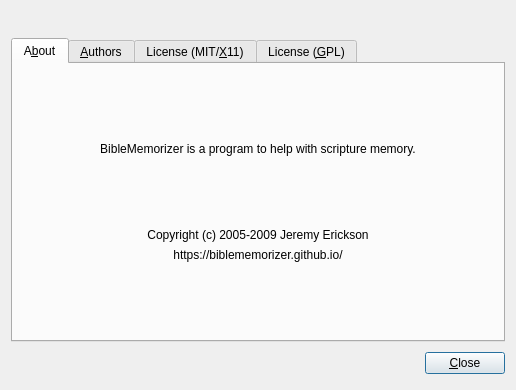
BibleMemorizer/BibleMemorizer, file src/ui/AboutUI.ui: the form before one commit.
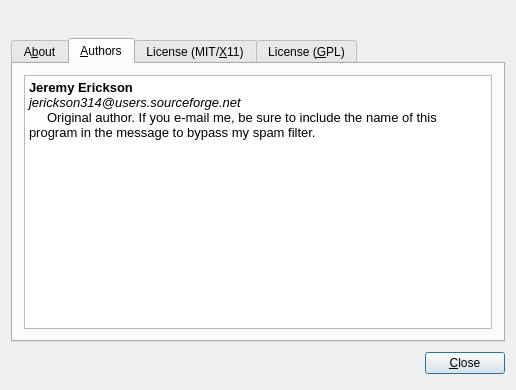
The form after the commit. The open tabs and pages were chosen to show the change. Icons and pictures are not drawn.

Patch:
```diff
--- a/src/ui/AboutUI.ui
+++ b/src/ui/AboutUI.ui
@@ -155,7 +155,7 @@
        </item>
       </layout>
      </widget>
-     <widget class="QWidget" name="tab">
+     <widget class="QWidget" name="tabAuthors">
       <attribute name="title">
        <string>&amp;Authors</string>
       </attribute>
@@ -170,7 +170,7 @@
 &lt;html&gt;&lt;head&gt;&lt;meta name=&quot;qrichtext&quot; content=&quot;1&quot; /&gt;&lt;style type=&quot;text/css&quot;&gt;
 p, li { white-space: pre-wrap; }
 &lt;/style&gt;&lt;/head&gt;&lt;body style=&quot; font-family:'Sans'; font-size:10pt; font-weight:400; font-style:normal;&quot;&gt;
-&lt;p style=&quot; margin-top:0px; margin-bottom:0px; margin-left:0px; margin-right:0px; -qt-block-indent:0; text-indent:0px;&quot;&gt;&lt;span style=&quot; font-weight:600;&quot;&gt;Jeremy Erickson&lt;/span&gt;&lt;br /&gt;&lt;span style=&quot; font-style:italic;&quot;&gt;jerickson314@users.sourceforge.net&lt;/span&gt;&lt;br /&gt;     Original author. If you e-mail me, be sure to include the name of this program in the message to bypass my spam filter.&lt;br /&gt;&lt;/p&gt;&lt;/body&gt;&lt;/html&gt;</string>
+&lt;p style=&quot; margin-top:0px; margin-bottom:0px; margin-left:0px; margin-right:0px; -qt-block-indent:0; text-indent:0px;&quot;&gt;&lt;span style=&quot; font-weight:600;&quot;&gt;Jeremy Erickson&lt;/span&gt;&lt;br /&gt;&lt;span style=&quot; font-style:italic;&quot;&gt;jerickson314@users.sourceforge.net&lt;/span&gt;&lt;br /&gt;     Original author. If you e-mail me, be sure to include the name of this program in the message to bypass my spam filter.&lt;br /&gt;&lt;/p&gt;&lt;/body&gt;&lt;/html&gt;</string>
          </property>
         </widget>
        </item>
@@ -210,7 +210,7 @@
        </item>
       </layout>
      </widget>
-     <widget class="QWidget" name="TabPage">
+     <widget class="QWidget" name="tabLicenseGPL">
       <attribute name="title">
        <string>License (&amp;GPL)</string>
       </attribute>
```
Left out of the diff: 4 changed lines with no effect on the pictures.
